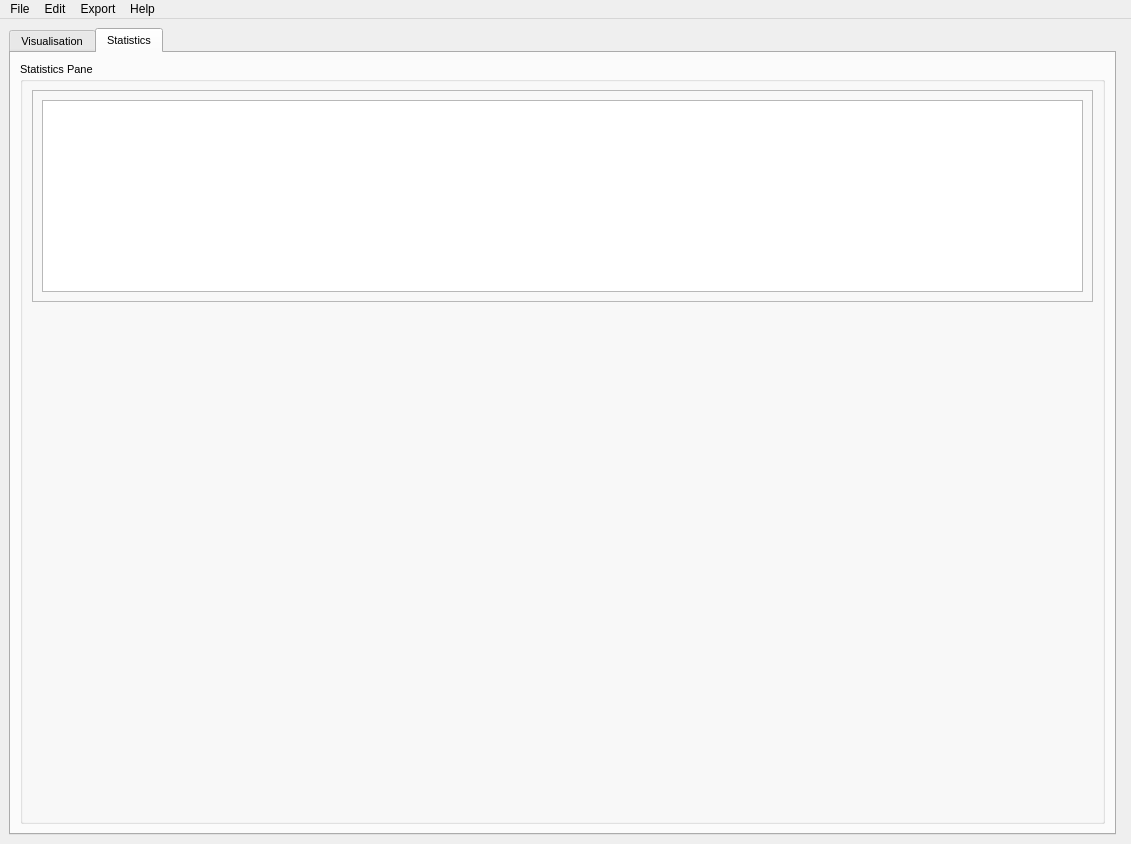
Qt form GUI/interface.ui (KameliaBnh/BeeTect) before a commit.
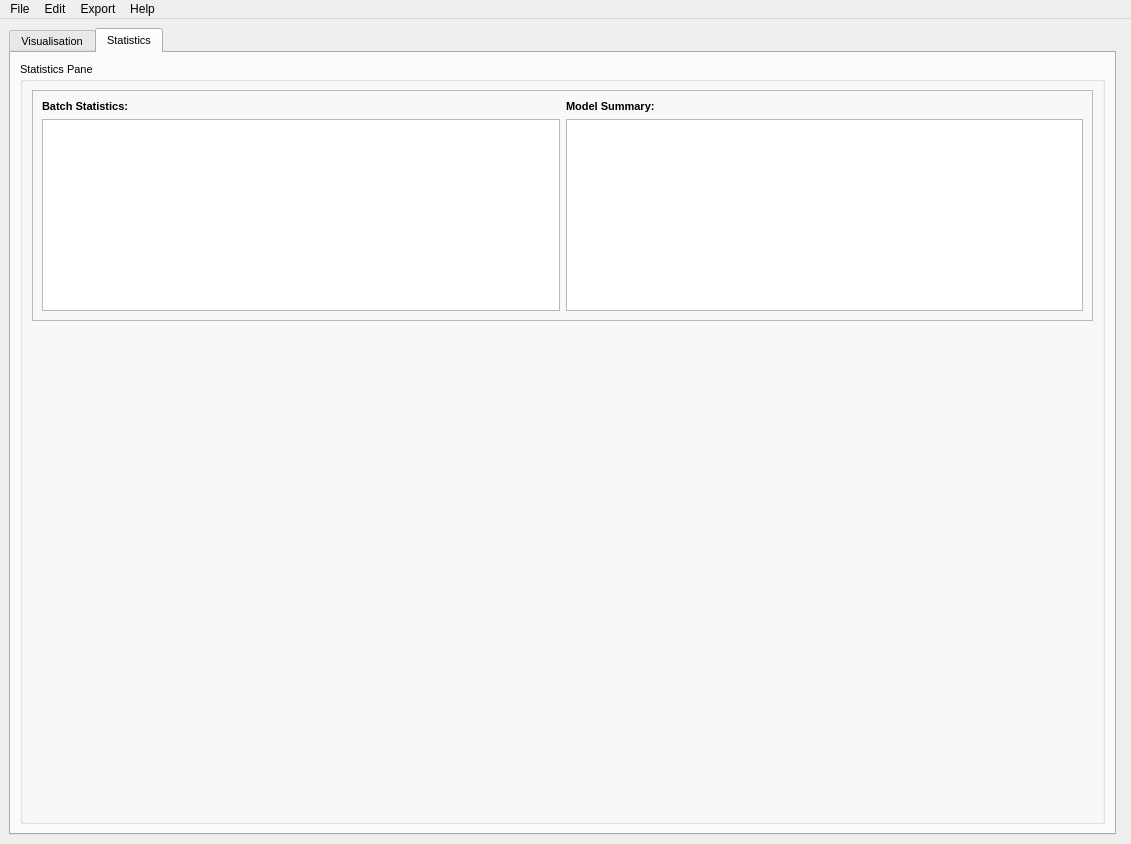
The same form after that commit. The open tabs and pages were chosen to show the change.

Commit message:
Statistics Pane updated
## Information

- Two graphs
- Two tables: model summary and stats summary

What changed in the file:
```diff
--- a/GUI/interface.ui
+++ b/GUI/interface.ui
@@ -488,9 +488,12 @@
              <property name="frameShadow">
               <enum>QFrame::Raised</enum>
              </property>
-             <layout class="QVBoxLayout" name="verticalLayout_7">
-              <item>
-               <widget class="QTableWidget" name="statsTable">
+             <layout class="QGridLayout" name="gridLayout_6">
+              <item row="1" column="2">
+               <widget class="QTableWidget" name="statsTable"/>
+              </item>
+              <item row="1" column="3">
+               <widget class="QTableWidget" name="modelTable">
                 <property name="sizePolicy">
                  <sizepolicy hsizetype="Expanding" vsizetype="Fixed">
                   <horstretch>0</horstretch>
@@ -523,6 +526,32 @@
                 </attribute>
                </widget>
               </item>
+              <item row="0" column="2">
+               <widget class="QLabel" name="stats_label">
+                <property name="font">
+                 <font>
+                  <weight>75</weight>
+                  <bold>true</bold>
+                 </font>
+                </property>
+                <property name="text">
+                 <string>Batch Statistics:</string>
+                </property>
+               </widget>
+              </item>
+              <item row="0" column="3">
+               <widget class="QLabel" name="model_label">
+                <property name="font">
+                 <font>
+                  <weight>75</weight>
+                  <bold>true</bold>
+                 </font>
+                </property>
+                <property name="text">
+                 <string>Model Summary:</string>
+                </property>
+               </widget>
+              </item>
              </layout>
             </widget>
            </item>
```
Left out of the diff: 2 changed lines with no effect on the pictures. The commit also changes 5 other files.
